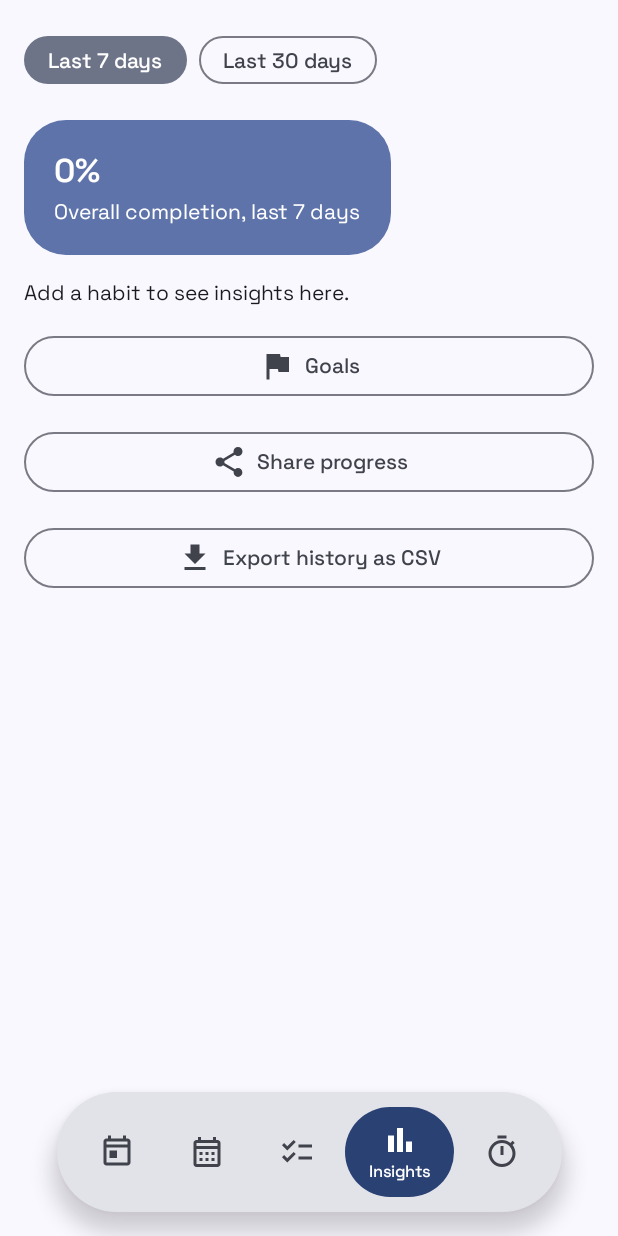
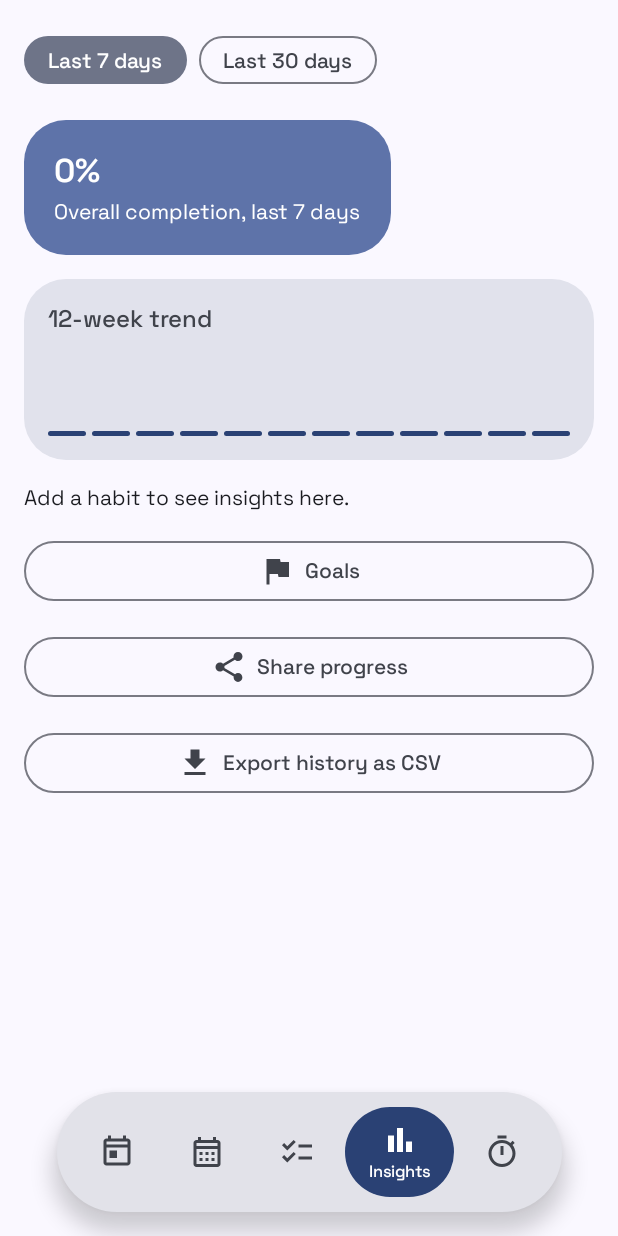
Before and after one commit to gianrufin/Tempo, an Android app built with Jetpack Compose: the InsightsScreen screen opened through its navigation route, on a phone screen of 412 x 824 dp. Run offline under Robolectric (Android 15) with nearby library versions, the phone set to English and light mode, and no system bars; our stand-ins replace Dagger/Hilt's generated code, Room's generated code.

Commit message:
Add advanced analytics: 12-week trend chart and mood correlation
- InsightsViewModel now exposes a 12-week daily completion trend and,
  reusing the new mood check-in data, an average completion rate per
  mood level over that same window
- Insights screen renders the trend as a weekly bar sparkline and shows
  the mood correlation as a small breakdown

```diff
--- a/app/src/main/kotlin/com/tempo/app/ui/screens/insights/InsightsScreen.kt
+++ b/app/src/main/kotlin/com/tempo/app/ui/screens/insights/InsightsScreen.kt
@@ -5,6 +5,7 @@ import androidx.compose.foundation.layout.Arrangement
 import androidx.compose.foundation.layout.Box
 import androidx.compose.foundation.layout.Column
 import androidx.compose.foundation.layout.Row
+import androidx.compose.foundation.layout.fillMaxHeight
 import androidx.compose.foundation.layout.fillMaxSize
 import androidx.compose.foundation.layout.fillMaxWidth
 import androidx.compose.foundation.layout.height
@@ -32,9 +33,11 @@ import androidx.compose.ui.draw.clip
 import androidx.compose.ui.platform.LocalContext
 import androidx.compose.ui.unit.dp
 import androidx.hilt.navigation.compose.hiltViewModel
+import com.tempo.app.domain.model.DayAggregate
 import com.tempo.app.domain.model.HabitInsight
 import com.tempo.app.domain.model.InsightsPeriod
 import com.tempo.app.domain.model.InsightsSummary
+import com.tempo.app.domain.model.Mood
 import com.tempo.app.ui.components.shareCsv
 import com.tempo.app.ui.components.shareProgressText
 import com.tempo.app.ui.theme.TempoExtraShapes
@@ -48,6 +51,8 @@ fun InsightsScreen(
 ) {
     val period by viewModel.period.collectAsState()
     val summary by viewModel.summary.collectAsState()
+    val trend by viewModel.trend.collectAsState()
+    val moodCorrelation by viewModel.moodCorrelation.collectAsState()
     val context = LocalContext.current
     val scope = rememberCoroutineScope()
 
@@ -75,6 +80,13 @@ fun InsightsScreen(
             Text("No data yet.", style = MaterialTheme.typography.bodyMedium)
         } else {
             OverallCard(summary = currentSummary)
+
+            if (trend.isNotEmpty()) {
+                TrendChart(trend)
+            }
+            if (moodCorrelation.isNotEmpty()) {
+                MoodCorrelationSection(moodCorrelation)
+            }
 
             if (currentSummary.habitInsights.isEmpty()) {
                 Text("Add a habit to see insights here.", style = MaterialTheme.typography.bodyMedium)
@@ -159,6 +171,57 @@ private fun OverallCard(summary: InsightsSummary) {
     }
 }
 
+/** A simple 12-week bar sparkline of daily completion rate, grouped into weekly averages. */
+@Composable
+private fun TrendChart(trend: List<DayAggregate>) {
+    val weeklyAverages = trend.chunked(7).map { week ->
+        val fractions = week.filter { it.scheduledCount > 0 }.map { it.completionFraction }
+        if (fractions.isEmpty()) 0f else fractions.average().toFloat()
+    }
+
+    Surface(shape = TempoExtraShapes.card, color = MaterialTheme.colorScheme.surfaceVariant) {
+        Column(modifier = Modifier.padding(16.dp), verticalArrangement = Arrangement.spacedBy(8.dp)) {
+            Text("12-week trend", style = MaterialTheme.typography.titleMedium)
+            Row(
+                modifier = Modifier.fillMaxWidth().height(60.dp),
+                horizontalArrangement = Arrangement.spacedBy(4.dp),
+                verticalAlignment = Alignment.Bottom,
+            ) {
+                weeklyAverages.forEach { fraction ->
+                    Box(
+                        modifier = Modifier
+                            .weight(1f)
+                            .fillMaxHeight(fraction.coerceIn(0.05f, 1f))
+                            .clip(TempoExtraShapes.pill)
+                            .background(MaterialTheme.colorScheme.primary),
+                    )
+                }
+            }
+        }
+    }
+}
+
+@Composable
+private fun MoodCorrelationSection(moodCorrelation: Map<Mood, Int>) {
+    Surface(shape = TempoExtraShapes.card, color = MaterialTheme.colorScheme.surfaceVariant) {
+        Column(modifier = Modifier.padding(16.dp), verticalArrangement = Arrangement.spacedBy(8.dp)) {
+            Text("Completion by mood", style = MaterialTheme.typography.titleMedium)
+            Mood.entries.forEach { mood ->
+                val rate = moodCorrelation[mood]
+                if (rate != null) {
+                    Row(
+                        modifier = Modifier.fillMaxWidth(),
+                        horizontalArrangement = Arrangement.SpaceBetween,
+                    ) {
+                        Text("${mood.emoji}", style = MaterialTheme.typography.bodyLarge)
+                        Text("$rate%", style = MaterialTheme.typography.bodyLarge)
+                    }
+                }
+            }
+        }
+    }
+}
+
 @Composable
 private fun HabitInsightRow(insight: HabitInsight) {
     Surface(shape = TempoExtraShapes.card, color = MaterialTheme.colorScheme.surfaceVariant) {
--- a/app/src/main/kotlin/com/tempo/app/ui/screens/insights/InsightsViewModel.kt
+++ b/app/src/main/kotlin/com/tempo/app/ui/screens/insights/InsightsViewModel.kt
@@ -3,22 +3,30 @@ package com.tempo.app.ui.screens.insights
 import androidx.lifecycle.ViewModel
 import androidx.lifecycle.viewModelScope
 import com.tempo.app.data.repository.HabitRepository
+import com.tempo.app.data.repository.MoodRepository
+import com.tempo.app.domain.model.DayAggregate
 import com.tempo.app.domain.model.InsightsPeriod
 import com.tempo.app.domain.model.InsightsSummary
+import com.tempo.app.domain.model.Mood
 import dagger.hilt.android.lifecycle.HiltViewModel
 import kotlinx.coroutines.ExperimentalCoroutinesApi
 import kotlinx.coroutines.flow.MutableStateFlow
 import kotlinx.coroutines.flow.SharingStarted
 import kotlinx.coroutines.flow.StateFlow
 import kotlinx.coroutines.flow.asStateFlow
+import kotlinx.coroutines.flow.combine
 import kotlinx.coroutines.flow.flatMapLatest
 import kotlinx.coroutines.flow.stateIn
+import java.time.LocalDate
 import javax.inject.Inject
+
+private const val TREND_DAYS = 84
 
 @OptIn(ExperimentalCoroutinesApi::class)
 @HiltViewModel
 class InsightsViewModel @Inject constructor(
     private val repository: HabitRepository,
+    private val moodRepository: MoodRepository,
 ) : ViewModel() {
 
     private val _period = MutableStateFlow(InsightsPeriod.WEEK)
@@ -28,6 +36,26 @@ class InsightsViewModel @Inject constructor(
         .flatMapLatest { repository.observeInsights(it) }
         .stateIn(viewModelScope, SharingStarted.WhileSubscribed(5_000), null)
 
+    private val today = LocalDate.now()
+    private val trendDates = (TREND_DAYS - 1 downTo 0).map { today.minusDays(it.toLong()) }
+    private val trendStart = trendDates.first()
+
+    /** Last 12 weeks of daily completion, for a simple trend sparkline. */
+    val trend: StateFlow<List<DayAggregate>> = repository.observeAggregatesForDates(trendDates)
+        .stateIn(viewModelScope, SharingStarted.WhileSubscribed(5_000), emptyList())
+
+    /** Average completion rate on days logged with each mood, over the same trend window. */
+    val moodCorrelation: StateFlow<Map<Mood, Int>> = combine(
+        trend,
+        moodRepository.observeInRange(trendStart, today),
+    ) { aggregates, moodEntries ->
+        val aggregateByDate = aggregates.associateBy { it.date }
+        moodEntries.groupBy { it.mood }.mapValues { (_, entries) ->
+            val rates = entries.mapNotNull { entry -> aggregateByDate[entry.date]?.completionFraction }
+            if (rates.isEmpty()) 0 else (rates.average() * 100).toInt()
+        }
+    }.stateIn(viewModelScope, SharingStarted.WhileSubscribed(5_000), emptyMap())
+
     fun onPeriodChange(period: InsightsPeriod) {
         _period.value = period
     }
```
